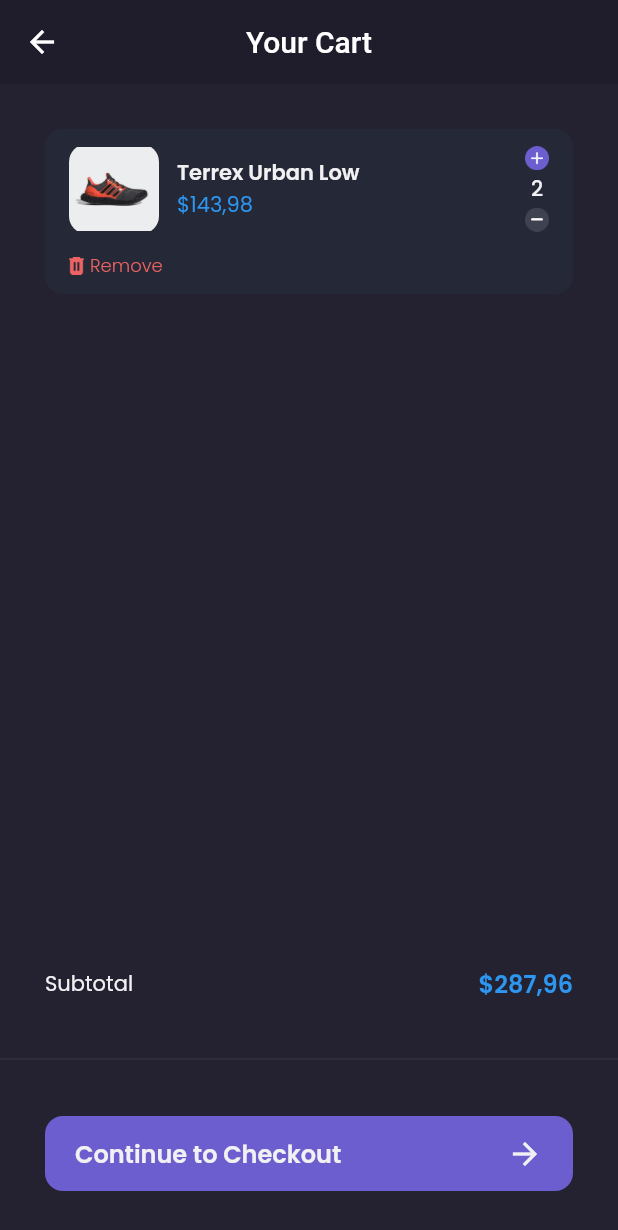
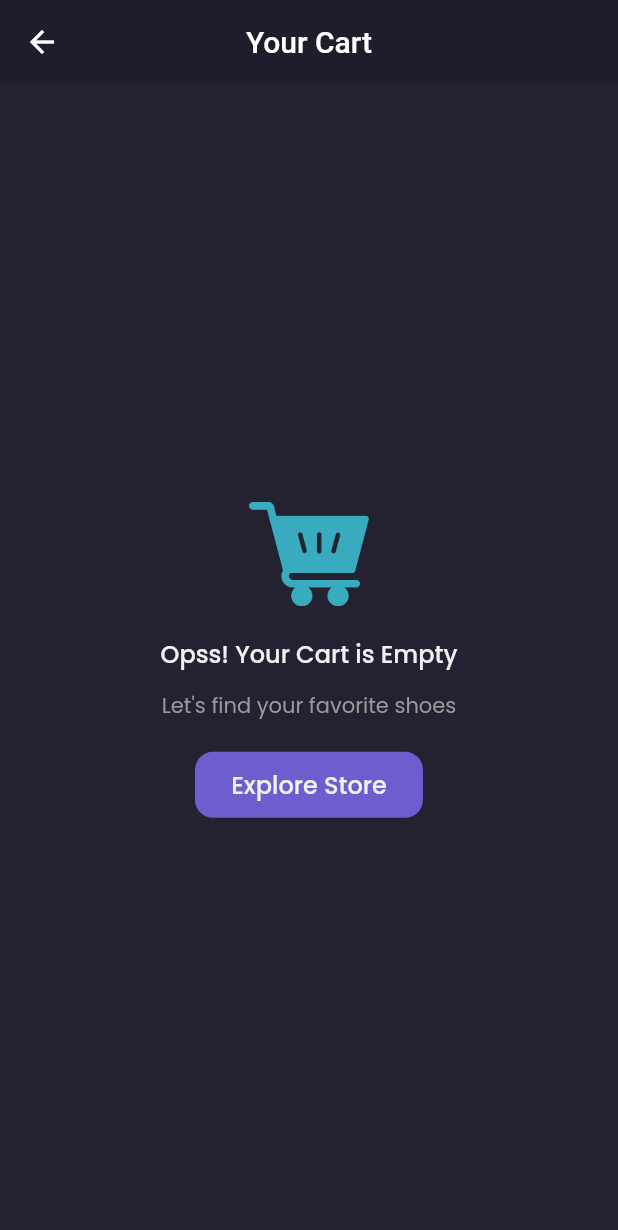
Before and after one commit to 1hafizhsdq/shamo, a Flutter app: the CartPage screen opened by its route, on a phone screen of 412 x 824 dp. Shown: the top 1230 px of the screen. Run offline on Flutter 3.47's test engine with Material 2 defaults, Android fonts, the phone set to English and light mode, and no system bars; our stand-ins replace google_fonts; missing offline and left inert: dart:ffi; accounts and stored records are empty; network calls fail.

Commit message:
cart provider

```diff
--- a/lib/main.dart
+++ b/lib/main.dart
@@ -11,6 +11,7 @@ import 'package:shamo/pages/sign_in_page.dart';
 import 'package:shamo/pages/sign_up_page.dart';
 import 'package:shamo/pages/splash_page.dart';
 import 'package:shamo/providers/auth_provider.dart';
+import 'package:shamo/providers/cart_provider.dart';
 import 'package:shamo/providers/product_provider.dart';
 import 'package:shamo/providers/wishlist_provider.dart';
 import 'theme.dart';
@@ -33,6 +34,9 @@ class MyApp extends StatelessWidget {
         ChangeNotifierProvider(
           create: (context) => WishlistProvider(),
         ),
+        ChangeNotifierProvider(
+          create: (context) => CartProvider(),
+        ),
       ],
       child: MaterialApp(
         debugShowCheckedModeBanner: false,
--- /dev/null
+++ b/lib/models/cart_model.dart
@@ -0,0 +1,33 @@
+import 'package:shamo/models/product_model.dart';
+
+class CartModel {
+  int id;
+  ProductModel product;
+  int quantity;
+
+  CartModel({
+    required this.id,
+    required this.product,
+    required this.quantity,
+  });
+
+  factory CartModel.fromJson(Map<String, dynamic> json) {
+    return CartModel(
+      id: json['id'],
+      product: ProductModel.fromJson(json['product']) ,
+      quantity: json['quantity']
+    );
+  }
+
+  Map<String, dynamic> toJson() {
+    return {
+      'id': id,
+      'product': product.toJson(),
+      'quantity': quantity,
+    };
+  }
+
+  double getTotalPrice() {
+    return product.price * quantity;
+  }
+}
--- a/lib/pages/cart_page.dart
+++ b/lib/pages/cart_page.dart
@@ -1,4 +1,6 @@
 import 'package:flutter/material.dart';
+import 'package:provider/provider.dart';
+import 'package:shamo/providers/cart_provider.dart';
 import 'package:shamo/theme.dart';
 import 'package:shamo/widgets/cart_card.dart';
 
@@ -7,6 +9,8 @@ class CartPage extends StatelessWidget {
 
   @override
   Widget build(BuildContext context) {
+    CartProvider cartProvider = Provider.of<CartProvider>(context);
+
     PreferredSizeWidget header() {
       return AppBar(
         backgroundColor: backgroundColor1,
@@ -77,9 +81,11 @@ class CartPage extends StatelessWidget {
         padding: EdgeInsets.symmetric(
           horizontal: defaultMargin,
         ),
-        children: [
-          CartCard(),
-        ],
+        children: cartProvider.carts
+            .map(
+              (cart) => CartCard(cart),
+            )
+            .toList(),
       );
     }
 
@@ -100,7 +106,7 @@ class CartPage extends StatelessWidget {
                     style: primaryTextStyle,
                   ),
                   Text(
-                    '\$287,96',
+                    '\$${cartProvider.totalPrice()}',
                     style: priceTextStyle.copyWith(
                       fontSize: 16,
                       fontWeight: semibold,
@@ -135,8 +141,7 @@ class CartPage extends StatelessWidget {
                     ),
                     shape: RoundedRectangleBorder(
                       borderRadius: BorderRadius.circular(12),
-                  )
-                ),
+                    )),
                 child: Row(
                   mainAxisAlignment: MainAxisAlignment.spaceBetween,
                   children: [
@@ -163,8 +168,8 @@ class CartPage extends StatelessWidget {
     return Scaffold(
       backgroundColor: backgroundColor3,
       appBar: header(),
-      body: content(),
-      bottomNavigationBar: customButtonNav(),
+      body: cartProvider.carts.length == 0 ? emptyCart() : content(),
+      bottomNavigationBar: cartProvider.carts.length == 0 ? SizedBox() : customButtonNav(),
     );
   }
 }
--- a/lib/widgets/cart_card.dart
+++ b/lib/widgets/cart_card.dart
@@ -1,11 +1,19 @@
 import 'package:flutter/material.dart';
+import 'package:provider/provider.dart';
+import 'package:shamo/models/cart_model.dart';
+import 'package:shamo/providers/cart_provider.dart';
 import 'package:shamo/theme.dart';
 
 class CartCard extends StatelessWidget {
-  const CartCard({super.key});
+  // const CartCard({super.key});
+  final CartModel cart;
+  const CartCard(this.cart);
 
   @override
   Widget build(BuildContext context) {
+
+    CartProvider cartProvider = Provider.of<CartProvider>(context);
+
     return Container(
       margin: EdgeInsets.only(
         top: defaultMargin,
@@ -28,8 +36,8 @@ class CartCard extends StatelessWidget {
                 decoration: BoxDecoration(
                   borderRadius: BorderRadius.circular(12),
                   image: DecorationImage(
-                    image: AssetImage(
-                      'assets/icon_shoes.png',
+                    image: NetworkImage(
+                      cart.product.galleries[0].url,
                     ),
                   ),
                 ),
@@ -42,13 +50,13 @@ class CartCard extends StatelessWidget {
                   crossAxisAlignment: CrossAxisAlignment.start,
                   children: [
                     Text(
-                      'Terrex Urban Low',
+                      cart.product.name,
                       style: primaryTextStyle.copyWith(
                         fontWeight: semibold,
                       ),
                     ),
                     Text(
-                      '\$143,98',
+                      '\$${cart.product.price}',
                       style: priceTextStyle,
                     ),
                   ],
@@ -56,15 +64,20 @@ class CartCard extends StatelessWidget {
               ),
               Column(
                 children: [
-                  Image.asset(
+                  GestureDetector(
+                    onTap: () {
+                      cartProvider.addQuantity(cart.id);
+                    },
+                    child: Image.asset(
                       'assets/button_add.png',
                       width: 16,
+                    ),
                   ),
                   SizedBox(
                     height: 2,
                   ),
                   Text(
-                    '2',
+                    cart.quantity.toString(),
                     style: primaryTextStyle.copyWith(
                       fontWeight: medium,
                     ),
@@ -72,9 +85,14 @@ class CartCard extends StatelessWidget {
                   SizedBox(
                     height: 2,
                   ),
-                  Image.asset(
+                  GestureDetector(
+                    onTap: () {
+                      cartProvider.reduceQuantity(cart.id);
+                    },
+                    child: Image.asset(
                       'assets/button_min.png',
                       width: 16,
+                    ),
                   ),
                 ],
               )
@@ -83,7 +101,11 @@ class CartCard extends StatelessWidget {
           SizedBox(
             height: 12,
           ),
-          Row(
+          GestureDetector(
+            onTap: () {
+              cartProvider.removeCart(cart.id);
+            },
+            child: Row(
               children: [
                 Image.asset(
                   'assets/icon_delete.png',
@@ -101,6 +123,7 @@ class CartCard extends StatelessWidget {
                   ),
                 )
               ],
+            ),
           )
         ],
       ),
```
Also changed, not shown: lib/pages/product_page.dart (+6 -1 lines), lib/providers/cart_provider.dart (added, +74 -0 lines). Lines whose indentation alone changed are shown as unchanged.
